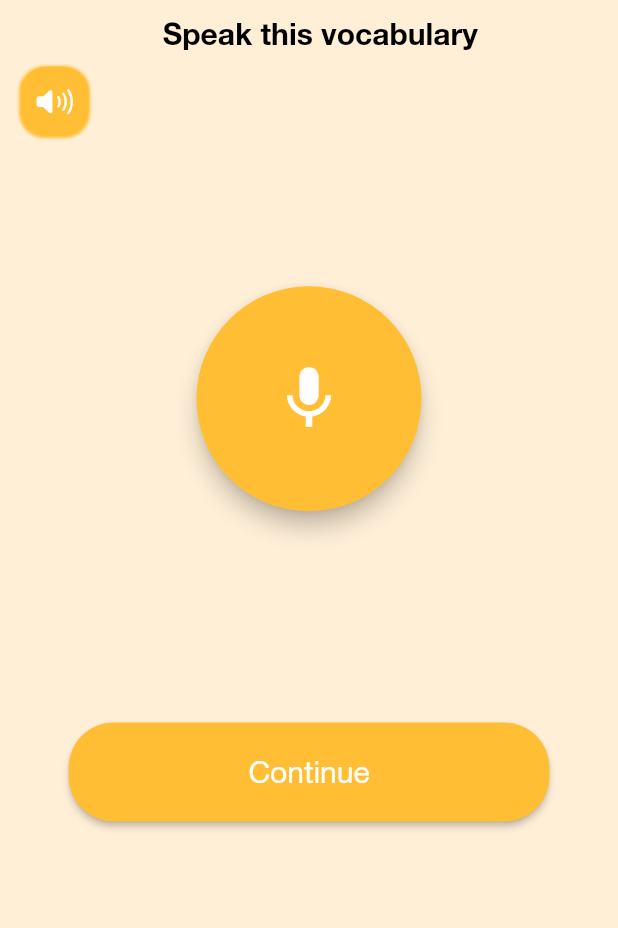
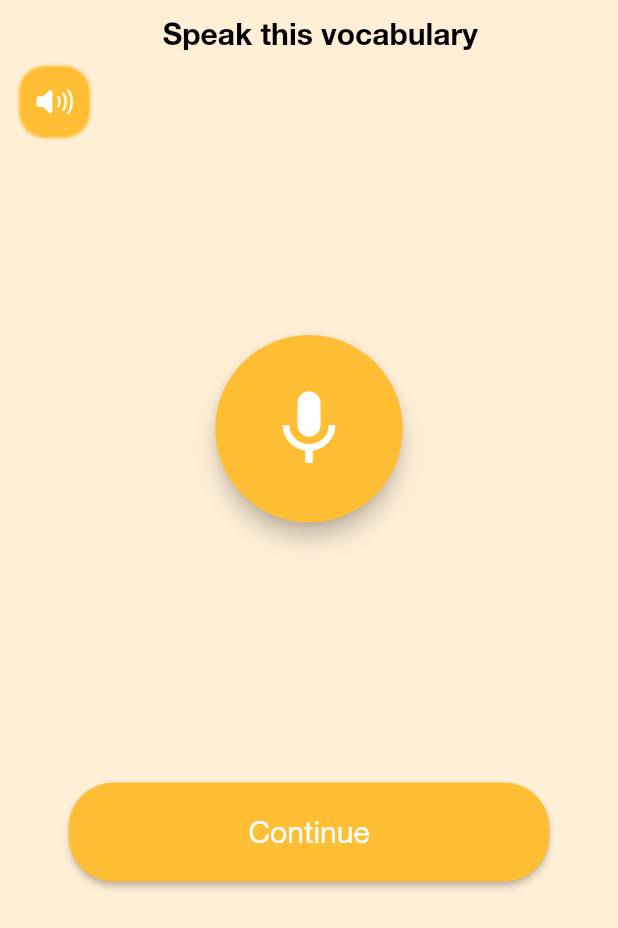
Before and after one commit to nguynduyanh169/vietnamese_learning, a Flutter app: the SpeakingVocabulary widget shown alone on an empty page, opened directly with empty values, on a phone screen of 412 x 824 dp. Shown: the top 928 px of the screen. Run offline on Flutter 3.47's test engine with Material 2 defaults, Android fonts, the phone set to English and light mode, and no system bars; drawn by our look-alikes of avatar_glow; our stand-ins replace assets_audio_player, auto_size_text, bloc, cool_alert, date_format, dio and 22 more; missing offline and left inert: camera_camera, fijkplayer, flutter_audio_recorder, google_speech, highlight_text; accounts and stored records are empty; project files that could hold a hidden picture were left out.

Commit message:
fix some issue

```diff
--- a/lib/src/widgets/speaking_vocabulary.dart
+++ b/lib/src/widgets/speaking_vocabulary.dart
@@ -84,6 +84,7 @@ class _SpeakingVocabularyState extends State<SpeakingVocabulary> {
               SizedBox(
                 height: SizeConfig.blockSizeVertical * 8,
               ),
+
               Container(
                 width: 45,
                 height: 45,
@@ -131,13 +132,13 @@ class _SpeakingVocabularyState extends State<SpeakingVocabulary> {
             child: AvatarGlow(
               animate: _isRecording,
               glowColor: Theme.of(context).primaryColor,
-              endRadius: 100.0,
+              endRadius: 120.0,
               duration: const Duration(milliseconds: 2000),
               repeatPauseDuration: const Duration(milliseconds: 100),
               repeat: true,
               child: Container(
-                width: 150,
-                height: 150,
+                width: 125,
+                height: 125,
                 child: FloatingActionButton(
                 onPressed: (){
                   if(_isRecording == false) {
@@ -149,7 +150,7 @@ class _SpeakingVocabularyState extends State<SpeakingVocabulary> {
                     _stop();
                   }
                 },
-                child: Icon(_isRecording ? Icons.stop_circle_outlined : Icons.mic, size: 50,),
+                child: Icon(_isRecording ? Icons.stop_circle_outlined : Icons.mic, size: 60,),
                   backgroundColor: Color.fromRGBO(255, 190, 51, 30),
               ),
               ),
--- a/pubspec.yaml
+++ b/pubspec.yaml
@@ -135,6 +135,7 @@ flutter:
      - assets/images/6.png
      - assets/images/gallow.png
      - assets/images/hangman.png
+     - assets/images/win.png
      - res/hangman_words.txt
   fonts:
     - family: Helvetica
```
Also changed, not shown: lib/src/resources/memory_game.dart (+19 -13 lines), assets/images/win.png (added).
